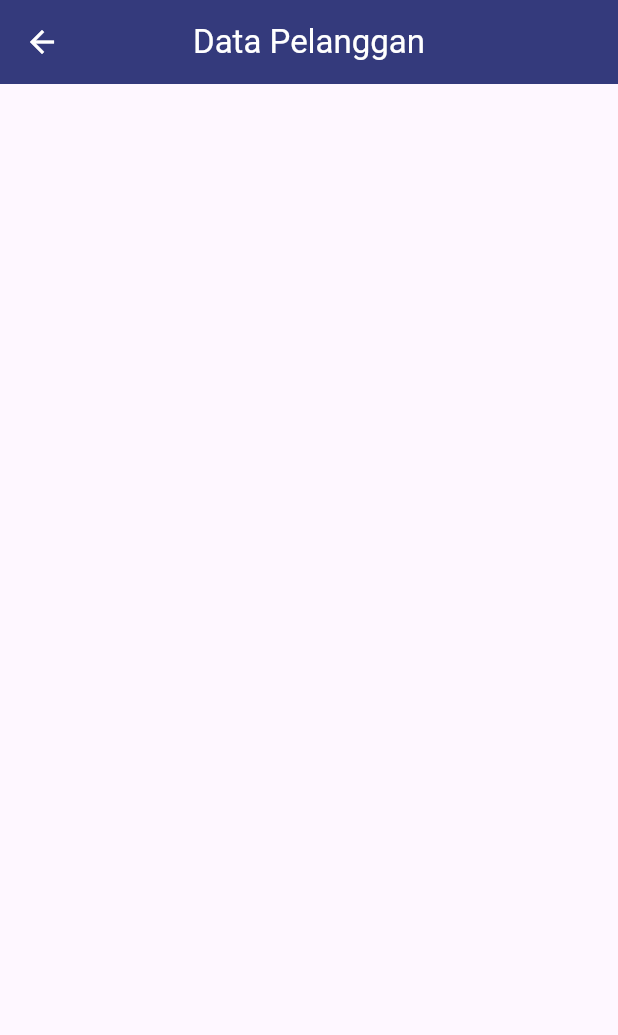
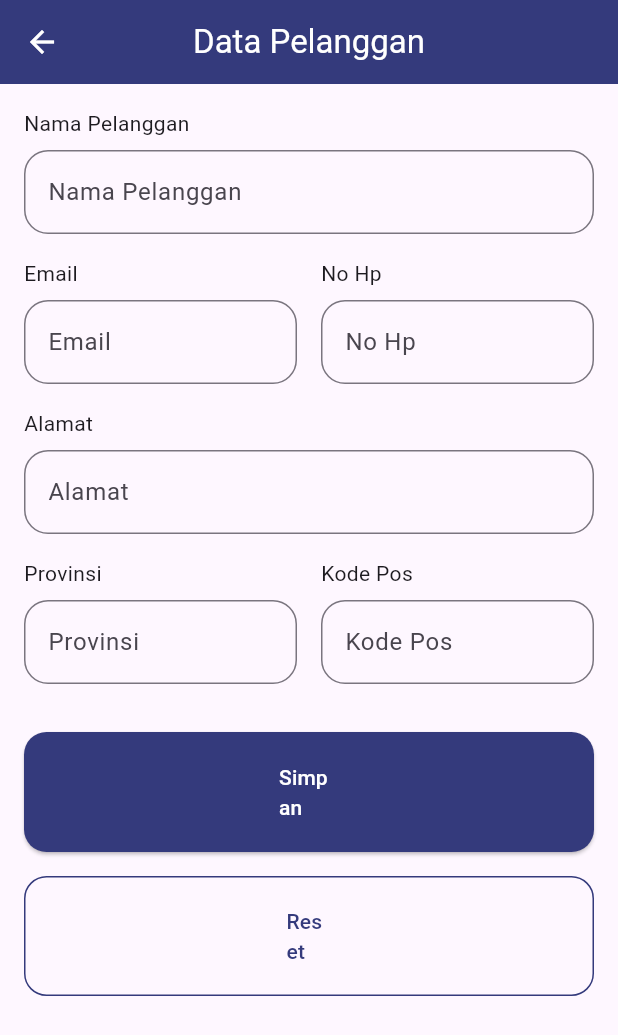
Before and after one commit to Kurwhy/20220140040_UCP1Flutter, a Flutter app: the DataPelangganPage screen opened directly, on a phone screen of 412 x 824 dp. Shown: the top 1035 px of the screen. Run offline on Flutter 3.47's test engine with Material 3 defaults, Android fonts, the phone set to English and light mode, and no system bars.

Commit message:
tampilan form input pelanggan dengan tombol Simpan dan Reset

```diff
--- a/lib/presentation/data_pelanggan_page.dart
+++ b/lib/presentation/data_pelanggan_page.dart
@@ -1,11 +1,11 @@
 import 'package:flutter/material.dart';
-import 'detail_pelanggan_page.dart';
+import 'package:ucp_1/presentation/detail_pelanggan_page.dart';
 
 class DataPelangganPage extends StatefulWidget {
-  const DataPelangganPage({Key? key}) : super(key: key);
+  const DataPelangganPage({super.key});
 
   @override
-  _DataPelangganPageState createState() => _DataPelangganPageState();
+  State<DataPelangganPage> createState() => _DataPelangganPageState();
 }
 
 class _DataPelangganPageState extends State<DataPelangganPage> {
@@ -29,7 +29,7 @@ class _DataPelangganPageState extends State<DataPelangganPage> {
   }
 
   void _simpanData() {
-    if (_formKey.currentState?.validate() ?? false) {
+    if (_formKey.currentState!.validate()) {
       Navigator.push(
         context,
         MaterialPageRoute(
@@ -47,18 +47,19 @@ class _DataPelangganPageState extends State<DataPelangganPage> {
     }
   }
 
-  String? _validateField(String? value, String fieldName) {
+  String? _validateField(String label, String? value) {
     if (value == null || value.isEmpty) {
-      return '$fieldName tidak boleh kosong';
+      return '$label tidak boleh kosong';
     }
-    if (fieldName == 'Email' && !value.contains('@')) {
+    if (label == 'Email' &&
+        !RegExp(r'^[\w-\.]+@([\w-]+\.)+[\w-]{2,4}$').hasMatch(value)) {
       return 'Format email tidak valid';
     }
-    if (fieldName == 'No HP' && value.length < 10) {
-      return 'Nomor HP tidak valid';
+    if (label == 'No Hp' && !RegExp(r'^[0-9]{10,15}$').hasMatch(value)) {
+      return 'No Hp harus angka 10-15 digit';
     }
-    if (fieldName == 'Kode Pos' && value.length != 5) {
-      return 'Kode Pos harus 5 digit';
+    if (label == 'Kode Pos' && !RegExp(r'^[0-9]{5}$').hasMatch(value)) {
+      return 'Kode Pos harus 5 digit angka';
     }
     return null;
   }
@@ -103,6 +104,97 @@ class _DataPelangganPageState extends State<DataPelangganPage> {
           },
         ),
       ),
+      body: SingleChildScrollView(
+        padding: const EdgeInsets.all(16),
+        child: Form(
+          key: _formKey,
+          child: Column(
+            children: [
+              _buildTextField(
+                label: 'Nama Pelanggan',
+                controller: _namaController,
+              ),
+              const SizedBox(height: 16),
+              Row(
+                children: [
+                  Expanded(
+                    child: _buildTextField(
+                      label: 'Email',
+                      controller: _emailController,
+                      keyboardType: TextInputType.emailAddress,
+                    ),
+                  ),
+                  const SizedBox(width: 16),
+                  Expanded(
+                    child: _buildTextField(
+                      label: 'No Hp',
+                      controller: _noHpController,
+                      keyboardType: TextInputType.phone,
+                    ),
+                  ),
+                ],
+              ),
+              const SizedBox(height: 16),
+              _buildTextField(label: 'Alamat', controller: _alamatController),
+              const SizedBox(height: 16),
+              Row(
+                children: [
+                  Expanded(
+                    child: _buildTextField(
+                      label: 'Provinsi',
+                      controller: _provinsiController,
+                    ),
+                  ),
+                  const SizedBox(width: 16),
+                  Expanded(
+                    child: _buildTextField(
+                      label: 'Kode Pos',
+                      controller: _kodePosController,
+                      keyboardType: TextInputType.number,
+                    ),
+                  ),
+                ],
+              ),
+              const SizedBox(height: 32),
+              ElevatedButton(
+                onPressed: _simpanData,
+                style: ElevatedButton.styleFrom(
+                  backgroundColor: Color(0xFF343A7C),
+                  padding: const EdgeInsets.symmetric(
+                    horizontal: 170,
+                    vertical: 20,
+                  ),
+                  shape: RoundedRectangleBorder(
+                    borderRadius: BorderRadius.circular(15),
+                  ),
+                ),
+                child: const Text(
+                  'Simpan',
+                  style: TextStyle(color: Colors.white),
+                ),
+              ),
+              const SizedBox(height: 16),
+              OutlinedButton(
+                onPressed: _resetForm,
+                style: OutlinedButton.styleFrom(
+                  side: const BorderSide(color: Color(0xFF343A7C)),
+                  padding: const EdgeInsets.symmetric(
+                    horizontal: 175,
+                    vertical: 20,
+                  ),
+                  shape: RoundedRectangleBorder(
+                    borderRadius: BorderRadius.circular(15),
+                  ),
+                ),
+                child: const Text(
+                  'Reset',
+                  style: TextStyle(color: Color(0xFF343A7C)),
+                ),
+              ),
+            ],
+          ),
+        ),
+      ),
     );
   }
 }
```
